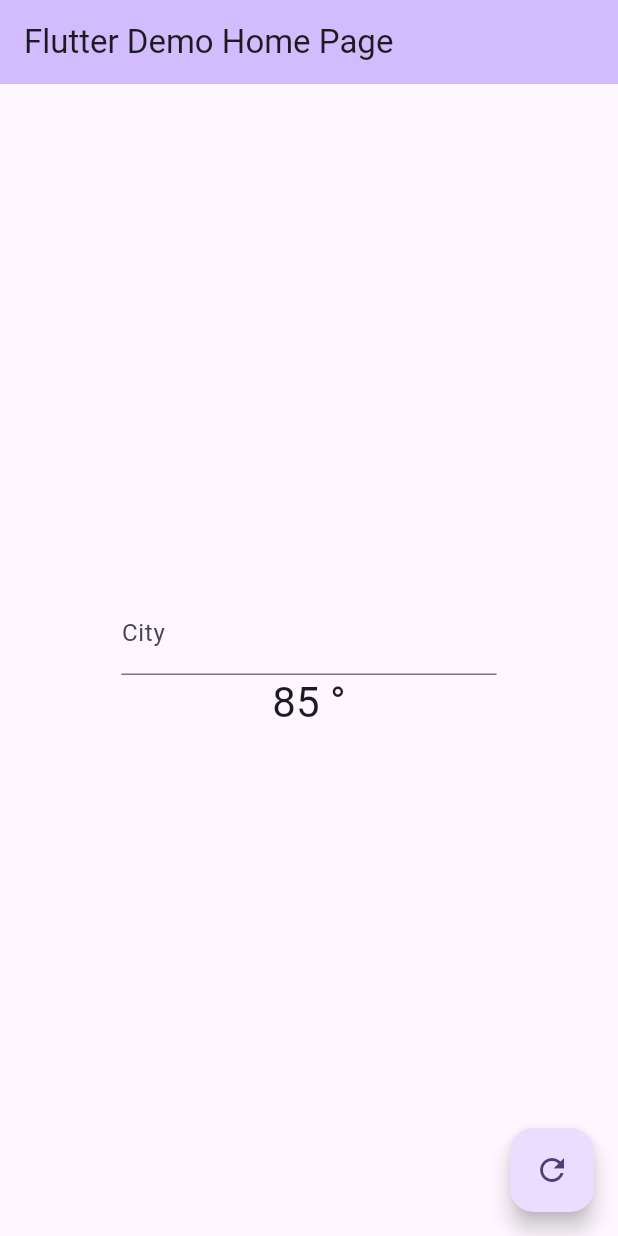
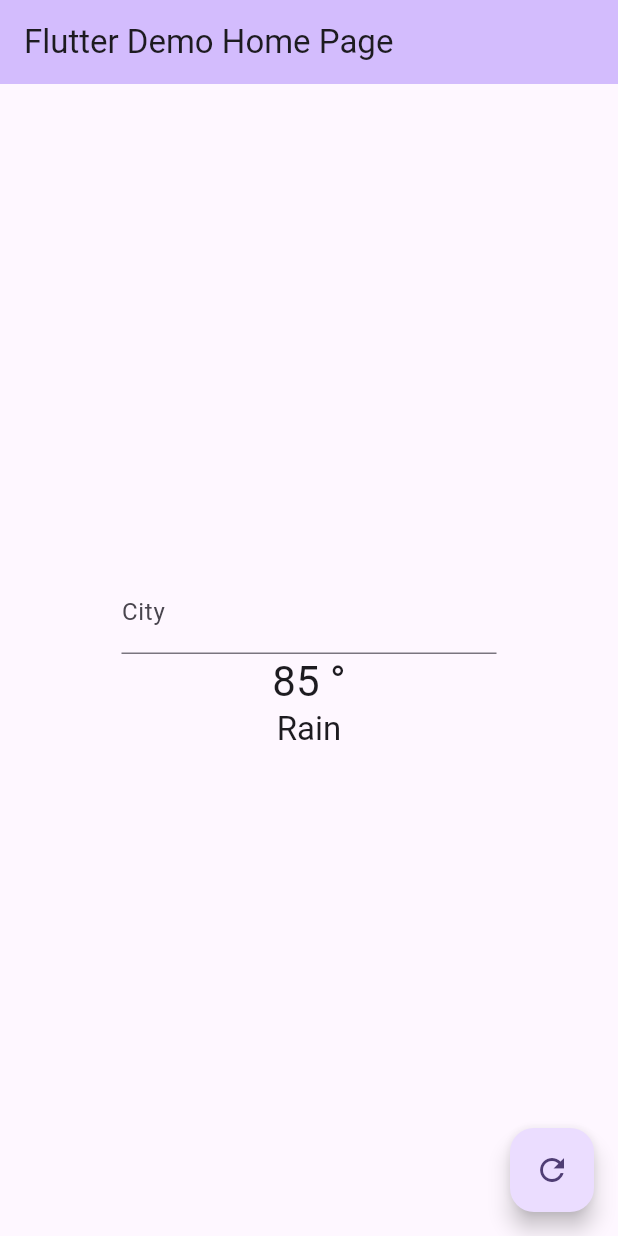
Before and after one commit to isaacLara1214/weather_info_app, a Flutter app: the screen it shows after launch, after a tap on the "refresh" icon, on a phone screen of 412 x 824 dp. Run offline on Flutter 3.47's test engine with Material 3 defaults, Android fonts, the phone set to English and light mode, and no system bars.

Commit message:
added weather type

```diff
--- a/lib/main.dart
+++ b/lib/main.dart
@@ -31,9 +31,16 @@ class MyHomePage extends StatefulWidget {
 
 class _MyHomePageState extends State<MyHomePage> {
   int _temp = 0;
-  String _city = "London";
+  String _weather = "Cloudy";
+
+  void _randomizeWeather() {
+    setState(() {
+      _weather = "Rain";
+    });
+  }
 
   void _randomizeTemp() {
+    _randomizeWeather();
     setState(() {
       _temp = Random().nextInt(75) + 15;
     });
@@ -62,6 +69,10 @@ class _MyHomePageState extends State<MyHomePage> {
               '$_temp °',
               style: Theme.of(context).textTheme.headlineMedium,
             ),
+            Text(
+              _weather,
+              style: Theme.of(context).textTheme.titleLarge,
+            ),
           ],
         ),
       ),
```
